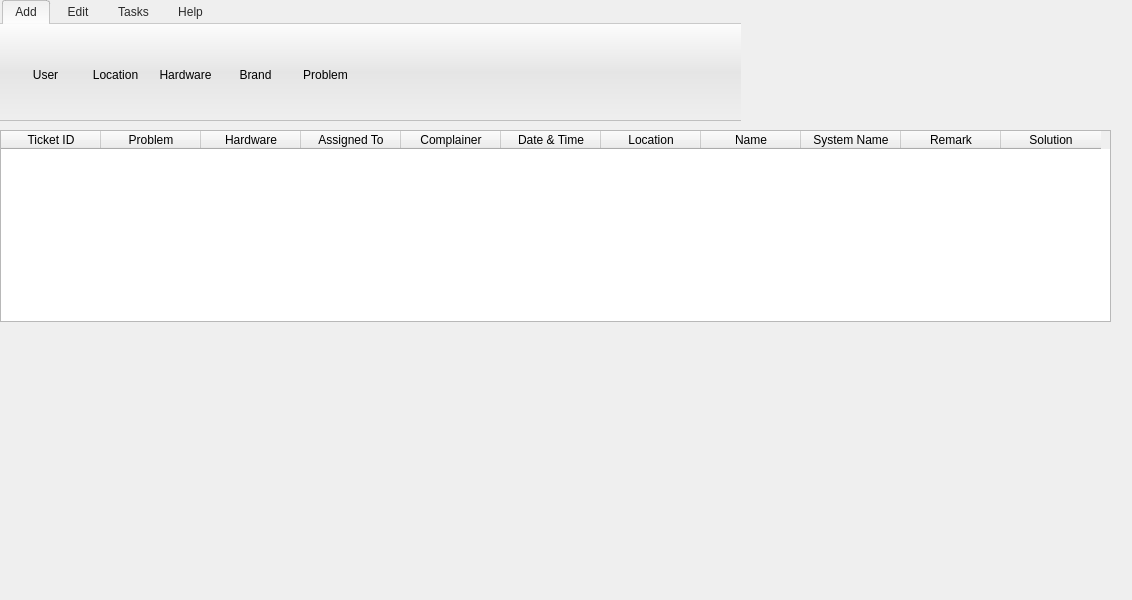
Rahul-Mac/hsm, file window.ui: the form before one commit.
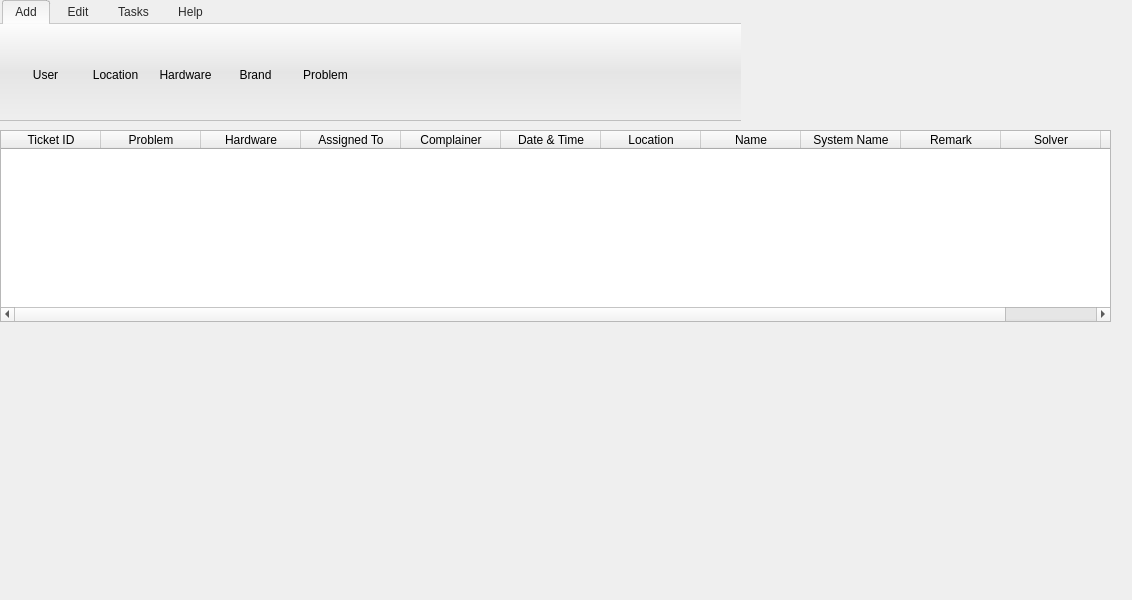
The form after the commit. Icons and pictures are not drawn.

Commit message:
v0.3.1 - Added new column and updated SQL file
A new column labelled as 'Solver' has been added.
The database file has been updated.

Diff of the .ui file:
```diff
--- a/window.ui
+++ b/window.ui
@@ -736,6 +736,11 @@
       <string>Remark</string>
      </property>
     </column>
+    <column>
+     <property name="text">
+      <string>Solver</string>
+     </property>
+    </column>
     <column>
      <property name="text">
       <string>Solution</string>
```
The commit also changes 2 other files.
